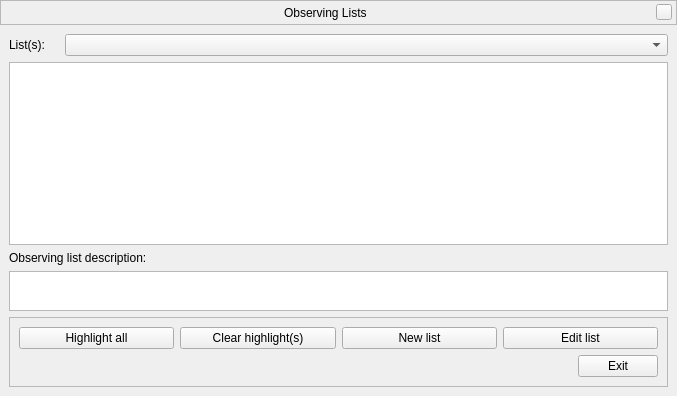
Above: src/gui/obsListDialog.ui from Stellarium/stellarium before the change. Below: the same form after it.
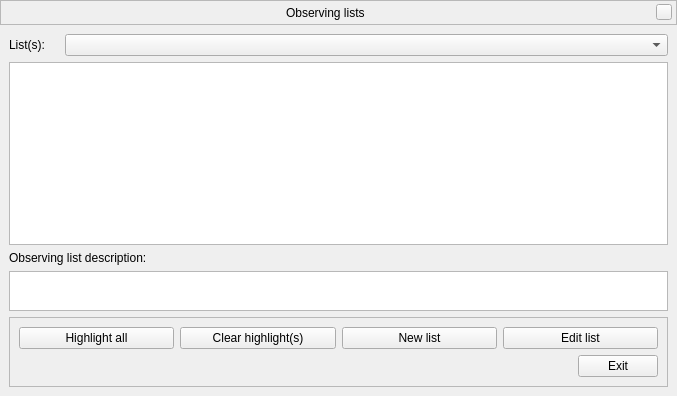
That is the form after the change. Custom widgets are drawn as their Qt base class.

Commit message: Auto check checkbox when loaded default list

```diff
--- a/src/gui/obsListDialog.ui
+++ b/src/gui/obsListDialog.ui
@@ -82,7 +82,7 @@
          <font/>
         </property>
         <property name="text">
-         <string>Observing Lists</string>
+         <string>Observing lists</string>
         </property>
        </widget>
       </item>
```
The commit also changes 1 other file.
